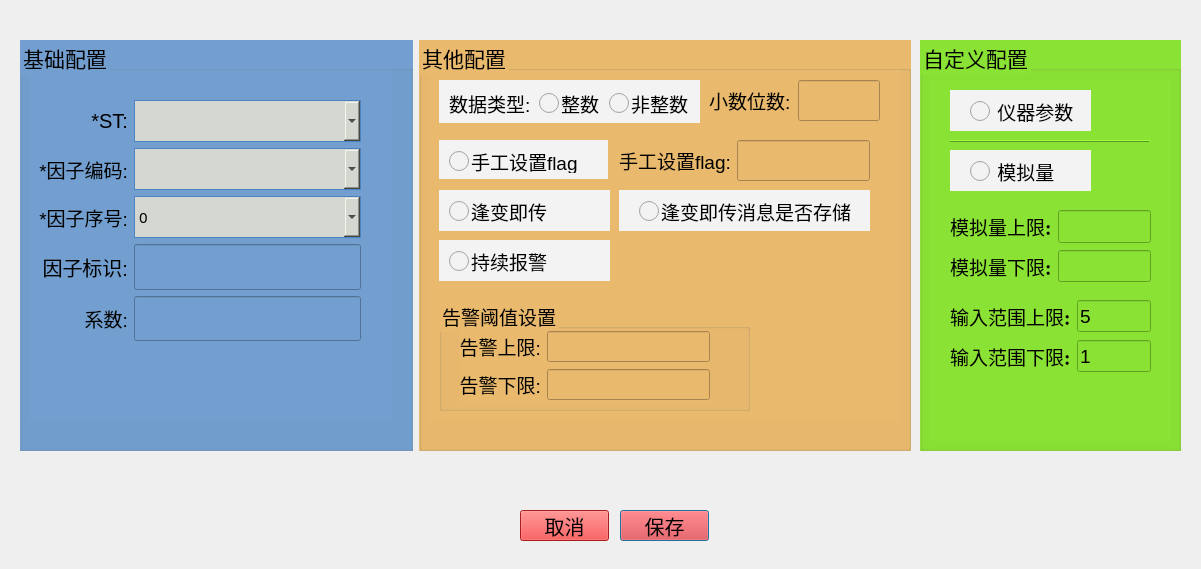
Old version of the form qt-app-master/factoradd.ui in the repository aa123Eason/workcode.
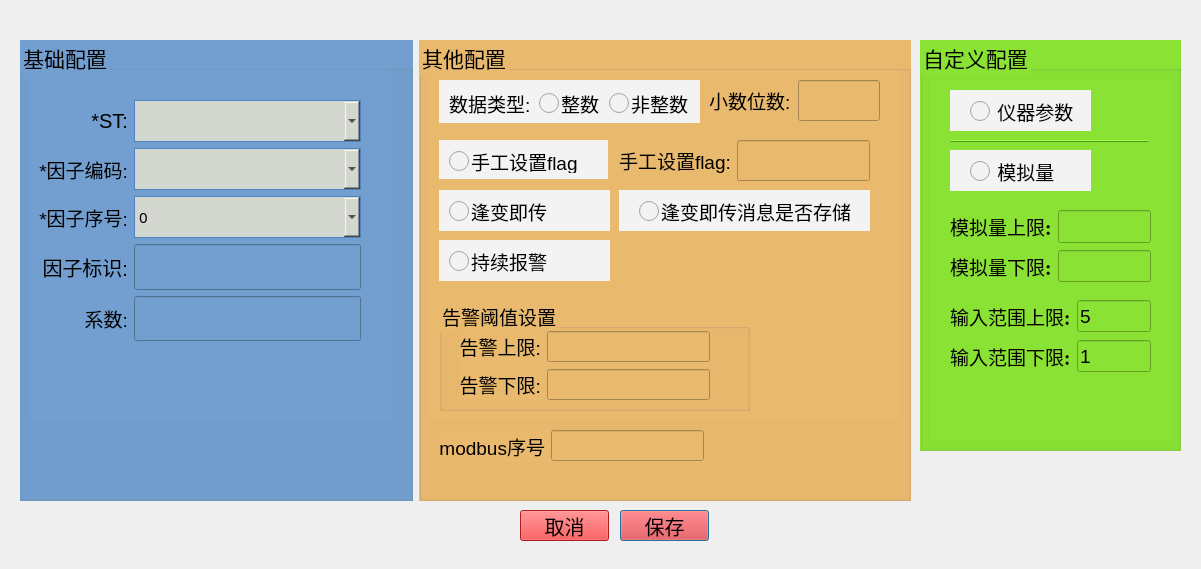
New version of the form. Icons and pictures are not drawn.

The edit to the form file:
```diff
--- a/qt-app-master/factoradd.ui
+++ b/qt-app-master/factoradd.ui
@@ -61,7 +61,7 @@
      <x>20</x>
      <y>40</y>
      <width>891</width>
-     <height>411</height>
+     <height>461</height>
     </rect>
    </property>
    <layout class="QHBoxLayout" name="horizontalLayout_56" stretch="4,5">
@@ -918,6 +918,42 @@
         </widget>
        </widget>
       </widget>
+      <widget class="QWidget" name="layoutWidget_10">
+       <property name="geometry">
+        <rect>
+         <x>20</x>
+         <y>390</y>
+         <width>265</width>
+         <height>32</height>
+        </rect>
+       </property>
+       <layout class="QHBoxLayout" name="horizontalLayout_50" stretch="3,7">
+        <item>
+         <widget class="QLabel" name="label_alarmUpper_2">
+          <property name="font">
+           <font>
+            <pointsize>14</pointsize>
+           </font>
+          </property>
+          <property name="text">
+           <string>modbus序号</string>
+          </property>
+          <property name="alignment">
+           <set>Qt::AlignRight|Qt::AlignTrailing|Qt::AlignVCenter</set>
+          </property>
+         </widget>
+        </item>
+        <item>
+         <widget class="QLineEdit" name="modbus_add">
+          <property name="font">
+           <font>
+            <pointsize>14</pointsize>
+           </font>
+          </property>
+         </widget>
+        </item>
+       </layout>
+      </widget>
      </widget>
     </item>
    </layout>
```
